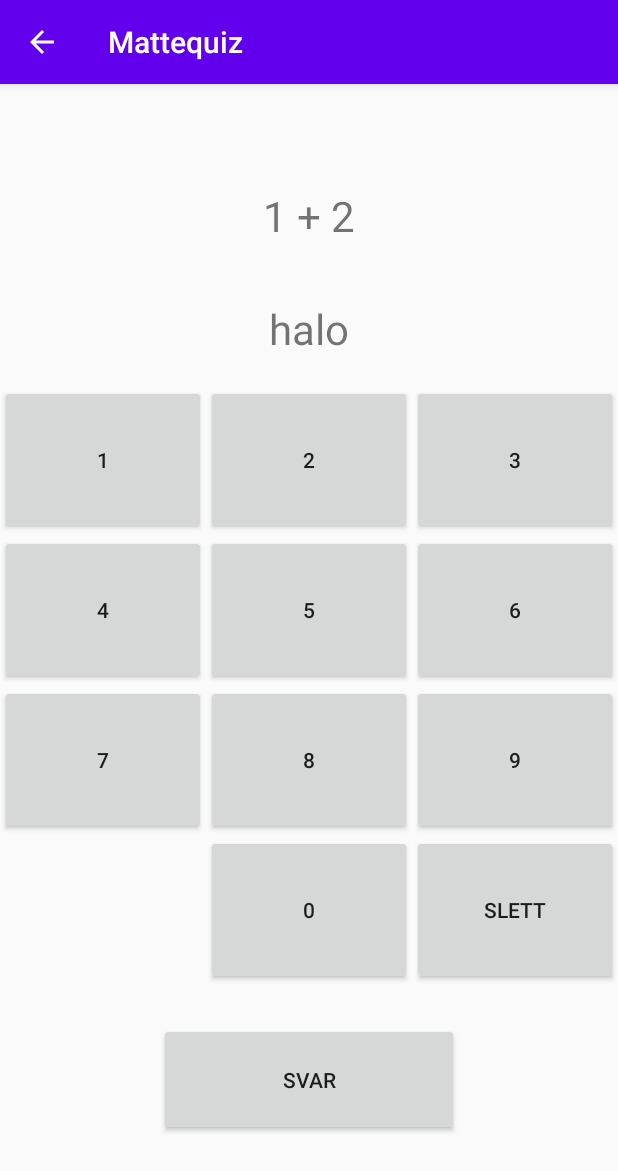
After one commit to hanseklev/Mattequiz, an Android app: the GameActivity screen opened directly, with no data from a screen before it, on a phone screen of 412 x 824 dp. The commit adds this screen. Shown: the top 1171 px of the screen. Run offline under Robolectric (Android 15) with nearby library versions, the phone set to English and light mode, and no system bars.

Commit message:
basic project layout

```diff
--- /dev/null
+++ b/app/src/main/java/com/s341872/GameActivity.java
@@ -0,0 +1,145 @@
+package com.s341872;
+
+import android.os.Bundle;
+import android.support.v7.app.AppCompatActivity;
+import android.util.Log;
+import android.widget.Button;
+import android.widget.TextView;
+
+//TODO: maybe remove 'givenAnswer' variable and modify 'answerText' directly
+public class GameActivity extends AppCompatActivity {
+
+    private String givenAnswer = "";
+    private Question[] questionArray;
+    private int questionCount = 0;
+    //private int score;
+
+    @Override
+    protected void onCreate(Bundle savedInstanceState) {
+        super.onCreate(savedInstanceState);
+        setContentView(R.layout.activity_game);
+
+        final TextView questionText = findViewById(R.id.txt_question);
+        final TextView answerText = findViewById(R.id.txt_answer);
+
+        final Button numPadBtnOne = findViewById(R.id.button_game_one);
+        final Button numPadBtnTwo = findViewById(R.id.button_game_two);
+        final Button numPadBtnThree = findViewById(R.id.button_game_three);
+        final Button numPadBtnFour = findViewById(R.id.button_game_four);
+        final Button numPadBtnFive = findViewById(R.id.button_game_five);
+        final Button numPadBtnSix = findViewById(R.id.button_game_six);
+        final Button numPadBtnSeven = findViewById(R.id.button_game_seven);
+        final Button numPadBtnEight = findViewById(R.id.button_game_eight);
+        final Button numPadBtnNine = findViewById(R.id.button_game_nine);
+        final Button numPadBtnZero = findViewById(R.id.button_game_zero);
+
+        //TODO:
+        final Button numPadBtnDelete = findViewById(R.id.button_game_delete);
+
+
+        final Button submitAnswerBtn = findViewById(R.id.button_submit_answer);
+
+        this.questionArray = new Question[]{
+                new Question(getStringArray(R.array.question1)),
+                new Question(getStringArray(R.array.question2)),
+                new Question(getStringArray(R.array.question3)),
+                new Question(getStringArray(R.array.question4)),
+                new Question(getStringArray(R.array.question5)),
+        };
+
+        questionText.setText(questionArray[questionCount].getQuestion());
+
+
+        numPadBtnZero.setOnClickListener(view -> {
+            setGivenAnswer(getGivenAnswer() + "0");
+            answerText.setText(getGivenAnswer());
+        });
+        numPadBtnOne.setOnClickListener(view -> {
+            setGivenAnswer(getGivenAnswer() + "1");
+            answerText.setText(getGivenAnswer());
+        });
+        numPadBtnTwo.setOnClickListener(view -> {
+            setGivenAnswer(getGivenAnswer() + "2");
+            answerText.setText(getGivenAnswer());
+
+        });
+        numPadBtnThree.setOnClickListener(view -> {
+            setGivenAnswer(getGivenAnswer() + "3");
+            answerText.setText(getGivenAnswer());
+
+        });
+        numPadBtnFour.setOnClickListener(view -> {
+            setGivenAnswer(getGivenAnswer() + "4");
+            answerText.setText(getGivenAnswer());
+
+        });
+        numPadBtnFive.setOnClickListener(view -> {
+            setGivenAnswer(getGivenAnswer() + "5");
+            answerText.setText(getGivenAnswer());
+
+        });
+        numPadBtnSix.setOnClickListener(view -> {
+            setGivenAnswer(getGivenAnswer() + "6");
+            answerText.setText(getGivenAnswer());
+
+        });
+        numPadBtnSeven.setOnClickListener(view -> {
+            setGivenAnswer(getGivenAnswer() + "7");
+            answerText.setText(getGivenAnswer());
+
+        });
+        numPadBtnEight.setOnClickListener(view -> {
+            setGivenAnswer(getGivenAnswer() + "8");
+            answerText.setText(getGivenAnswer());
+
+        });
+        numPadBtnNine.setOnClickListener(view -> {
+            setGivenAnswer(getGivenAnswer() + "9");
+            answerText.setText(getGivenAnswer());
+        });
+
+       /* numPadBtnDelete.setOnClickListener(view -> {
+            setGivenAnswer();
+        });*/
+
+
+        submitAnswerBtn.setOnClickListener(view -> {
+            if (getGivenAnswer().length() > 0) {
+                Log.d("ANSWER", getGivenAnswer());
+                if (givenAnswer.equals(questionArray[questionCount].getAnswer())) {
+                    //score++;
+                    System.out.println("Riktig svar!!");
+                } else {
+                    System.out.println("Feil svar:(Riktig svar er" + questionArray[questionCount].getAnswer());
+                }
+                setGivenAnswer("");
+                answerText.setText("");
+                nextQuestion(questionText);
+            } else {
+                Log.d("Answer", "Answer not submitted");
+            }
+        });
+    }
+
+    private String[] getStringArray(int id) {
+        return getResources().getStringArray(id);
+    }
+
+
+    private void nextQuestion(TextView questionTxt) {
+        if (questionCount < questionArray.length - 1) {
+            this.questionCount++;
+            questionTxt.setText(questionArray[questionCount].getQuestion());
+        } else {
+            System.out.println("QUIZ ER FERDIG");
+        }
+    }
+
+    void setGivenAnswer(String number) {
+        this.givenAnswer = number;
+    }
+
+    String getGivenAnswer() {
+        return givenAnswer;
+    }
+}
--- /dev/null
+++ b/app/src/main/java/com/s341872/Question.java
@@ -0,0 +1,20 @@
+package com.s341872;
+
+public class Question {
+
+    private final String question;
+    private final String answer;
+
+    public Question(String[] array) {
+        this.question = array[0] + " + " + array[1];
+        this.answer = array[2];
+    }
+
+    public String getQuestion() {
+        return question;
+    }
+
+    public String getAnswer() {
+        return answer;
+    }
+}
--- /dev/null
+++ b/app/src/main/res/layout/activity_game.xml
@@ -0,0 +1,157 @@
+<?xml version="1.0" encoding="utf-8"?>
+<android.widget.LinearLayout xmlns:android="http://schemas.android.com/apk/res/android"
+    xmlns:tools="http://schemas.android.com/tools"
+    android:layout_width="match_parent"
+    android:layout_height="match_parent"
+    android:gravity="center_horizontal"
+    android:orientation="vertical"
+    tools:context=".GameActivity">
+
+    <TextView
+        android:id="@+id/txt_game_progress"
+        android:layout_width="match_parent"
+        android:layout_height="30dp"
+        android:textSize="20sp"
+        android:textAlignment="viewEnd"
+        android:paddingEnd="20dp"/>
+
+    <TextView
+        android:id="@+id/txt_question"
+        android:layout_width="match_parent"
+        android:layout_height="75dp"
+        android:layout_marginTop="20dp"
+        android:gravity="center"
+        android:textSize="28sp" />
+
+    <TextView
+        android:id="@+id/txt_answer"
+        android:layout_width="match_parent"
+        android:layout_height="75dp"
+        android:gravity="center"
+        android:text="halo"
+        android:textSize="28sp" />
+
+    <LinearLayout
+        android:layout_width="match_parent"
+        android:layout_height="wrap_content"
+        android:orientation="vertical">
+
+        <LinearLayout
+            android:layout_width="match_parent"
+            android:layout_height="wrap_content">
+
+            <Button
+                android:id="@+id/button_game_one"
+                android:layout_width="0dp"
+                android:layout_height="100dp"
+                android:layout_weight="1"
+                android:text="@string/btn_game_one" />
+
+            <Button
+                android:id="@+id/button_game_two"
+                android:layout_width="0dp"
+                android:layout_height="100dp"
+                android:layout_weight="1"
+
+                android:text="@string/btn_game_two" />
+
+            <Button
+                android:id="@+id/button_game_three"
+
+                android:layout_width="0dp"
+                android:layout_height="100dp"
+                android:layout_weight="1"
+                android:text="@string/btn_game_three" />
+
+        </LinearLayout>
+
+        <LinearLayout
+            android:layout_width="match_parent"
+            android:layout_height="wrap_content">
+
+            <Button
+                android:id="@+id/button_game_four"
+                android:layout_width="0dp"
+                android:layout_height="100dp"
+                android:layout_weight="1"
+                android:text="@string/btn_game_four" />
+
+            <Button
+                android:id="@+id/button_game_five"
+                android:layout_width="0dp"
+                android:layout_height="100dp"
+                android:layout_weight="1"
+                android:text="@string/btn_game_five" />
+
+            <Button
+                android:id="@+id/button_game_six"
+                android:layout_width="0dp"
+                android:layout_height="100dp"
+                android:layout_weight="1"
+                android:text="@string/btn_game_six" />
+
+
+        </LinearLayout>
+
+        <LinearLayout
+            android:layout_width="match_parent"
+            android:layout_height="wrap_content">
+
+            <Button
+                android:id="@+id/button_game_seven"
+                android:layout_width="0dp"
+                android:layout_height="100dp"
+                android:layout_weight="1"
+                android:text="@string/btn_game_seven" />
+
+            <Button
+                android:id="@+id/button_game_eight"
+                android:layout_width="0dp"
+                android:layout_height="100dp"
+                android:layout_weight="1"
+                android:text="@string/btn_game_eight" />
+
+            <Button
+                android:id="@+id/button_game_nine"
+                android:layout_width="0dp"
+                android:layout_height="100dp"
+                android:layout_weight="1"
+                android:text="@string/btn_game_nine" />
+        </LinearLayout>
+
+        <LinearLayout
+            android:layout_width="match_parent"
+            android:layout_height="wrap_content">
+
+            <android.support.v4.widget.Space
+                android:layout_width="0dp"
+                android:layout_height="100dp"
+                android:layout_weight="1"></android.support.v4.widget.Space>
+
+            <Button
+                android:id="@+id/button_game_zero"
+                android:layout_width="0dp"
+                android:layout_height="100dp"
+                android:layout_weight="1"
+                android:text="@string/btn_game_zero" />
+
+            <Button
+                android:id="@+id/button_game_delete"
+                android:layout_width="0dp"
+                android:layout_height="100dp"
+                android:layout_weight="1"
+                android:text="@string/btn_game_erase" />
+
+        </LinearLayout>
+
+
+    </LinearLayout>
+
+    <Button
+        android:id="@+id/button_submit_answer"
+        android:layout_width="200dp"
+        android:layout_height="75dp"
+        android:layout_marginTop="25dp"
+        android:text="@string/submit_answer" />
+
+</android.widget.LinearLayout>
--- a/app/src/main/res/values/colors.xml
+++ b/app/src/main/res/values/colors.xml
@@ -7,4 +7,5 @@
     <color name="teal_700">#FF018786</color>
     <color name="black">#FF000000</color>
     <color name="white">#FFFFFFFF</color>
+    <color name="baby_blue">#89CFF0</color>
 </resources>
--- a/app/src/main/res/values/strings.xml
+++ b/app/src/main/res/values/strings.xml
@@ -1,3 +1,57 @@
+<?xml version="1.0" encoding="utf-8"?>
+<!--Main language norwegian (NO)-->
 <resources>
     <string name="app_name">Mattequiz</string>
+    <string name="start_game">Start spillet</string>
+    <string name="show_stats">Se statistikk</string>
+    <string name="preferences">Preferanser</string>
+    <string name="change_language">Endre språk</string>
+    <string name="norwegian">Norsk</string>
+    <string name="german">Tysk</string>
+    <string name="reset_stats">Nullstill</string>
+
+    <!--Game buttons-->
+    <string name="btn_game_one" translatable="false">1</string>
+    <string name="btn_game_two" translatable="false">2</string>
+    <string name="btn_game_three" translatable="false">3</string>
+    <string name="btn_game_four" translatable="false">4</string>
+    <string name="btn_game_five" translatable="false">5</string>
+    <string name="btn_game_six" translatable="false">6</string>
+    <string name="btn_game_seven" translatable="false">7</string>
+    <string name="btn_game_eight" translatable="false">8</string>
+    <string name="btn_game_nine" translatable="false">9</string>
+    <string name="btn_game_zero" translatable="false" >0</string>
+    <string name="btn_game_erase">Slett</string>
+
+    <string name="submit_answer">Svar</string>
+
+
+    <!--Game questions-->
+    <!--Last item is the answer-->
+
+    <string-array name="question1">
+        <item>"1"</item>
+        <item>"2"</item>
+        <item>"3"</item>
+    </string-array>
+    <string-array name="question2">
+        <item>"14"</item>
+        <item>"9"</item>
+        <item>"23"</item>
+    </string-array>
+    <string-array name="question3">
+        <item>"5"</item>
+        <item>"18"</item>
+        <item>"23"</item>
+    </string-array>
+    <string-array name="question4">
+        <item>"14"</item>
+        <item>"17"</item>
+        <item>"31"</item>
+    </string-array>
+    <string-array name="question5">
+        <item>"4"</item>
+        <item>"3"</item>
+        <item>"7"</item>
+    </string-array>
 </resources>
```
Also changed, not shown: app/src/main/AndroidManifest.xml (+14 -2 lines), app/src/main/java/com/s341872/MainActivity.java (+27 -1 lines), app/src/main/java/com/s341872/PreferencesActivity.java (added, +40 -0 lines), app/src/main/java/com/s341872/StatsActivity.java (added, +13 -0 lines), app/src/main/java/com/s341872/Utils.java (added, +14 -0 lines), app/src/main/res/layout/activity_main.xml (+34 -11 lines), app/src/main/res/layout/activity_preferences.xml (added, +46 -0 lines), app/src/main/res/layout/activity_stats.xml (added, +9 -0 lines), app/src/main/res/values/styles.xml (added, +7 -0 lines), 2 other files.
